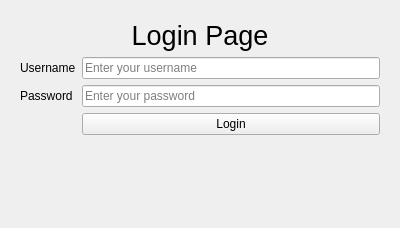
Above: ui/login_tab.ui from Hussein-Mourad/qt_folder_structure_test before the change. Below: the same form after it.
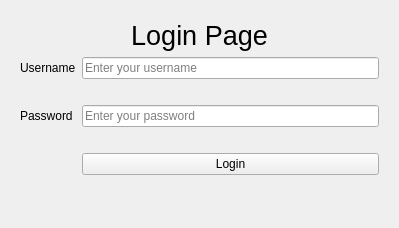
That is the form after the change.

```diff
--- a/ui/login_tab.ui
+++ b/ui/login_tab.ui
@@ -6,7 +6,7 @@
    <rect>
     <x>0</x>
     <y>0</y>
-    <width>400</width>
+    <width>399</width>
     <height>228</height>
    </rect>
   </property>
@@ -46,7 +46,7 @@
         </property>
        </widget>
       </item>
-      <item row="2" column="1">
+      <item row="3" column="1">
        <widget class="QLineEdit" name="lineEdit_password">
         <property name="echoMode">
          <enum>QLineEdit::Password</enum>
@@ -56,17 +56,34 @@
         </property>
        </widget>
       </item>
-      <item row="2" column="0">
+      <item row="3" column="0">
        <widget class="QLabel" name="label_2">
         <property name="text">
          <string>Password</string>
         </property>
        </widget>
       </item>
-      <item row="3" column="1">
+      <item row="5" column="1">
        <widget class="QPushButton" name="pushButton_login">
         <property name="text">
          <string>Login</string>
+        </property>
+        <property name="shortcut">
+         <string>Ctrl+S, Ctrl+S, Ctrl+S, Ctrl+S</string>
+        </property>
+       </widget>
+      </item>
+      <item row="2" column="1">
+       <widget class="QLabel" name="label_username_error">
+        <property name="text">
+         <string/>
+        </property>
+       </widget>
+      </item>
+      <item row="4" column="1">
+       <widget class="QLabel" name="label_password_error">
+        <property name="text">
+         <string/>
         </property>
        </widget>
       </item>
```
